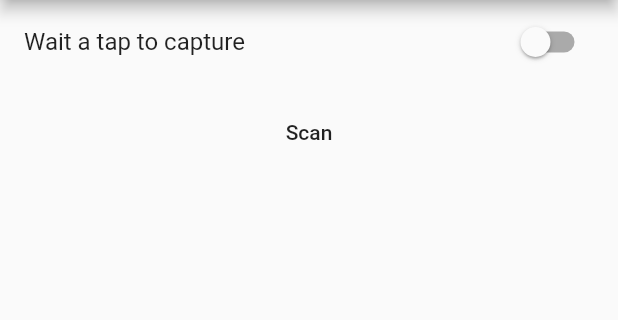
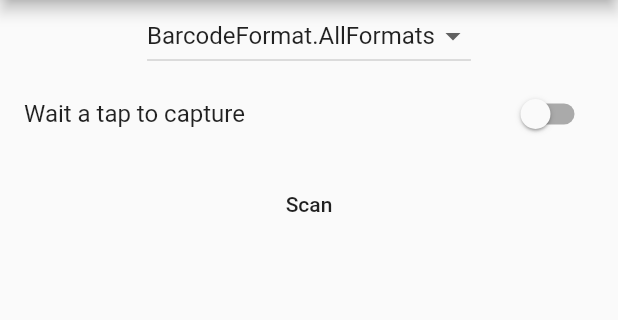
Before and after one commit to ethras/flutter_barcode_scanner, a Flutter app: the screen it shows after launch, on a phone screen of 412 x 824 dp, the part 84-404 px from its top. Run offline on Flutter 3.47's test engine with Material 2 defaults, Android fonts, the light colour scheme and no system bars.

Commit message:
Android : select format

```diff
--- a/example/lib/main.dart
+++ b/example/lib/main.dart
@@ -5,17 +5,17 @@ import 'package:flutter/material.dart';
 import 'package:flutter/services.dart';
 
 void main() {
-  runApp(new MyApp());
+  runApp(MyApp());
 }
 
 class MyApp extends StatefulWidget {
   @override
-  _MyAppState createState() => new _MyAppState();
+  _MyAppState createState() => _MyAppState();
 }
 
 class _MyAppState extends State<MyApp> {
   String barcode = "";
-  ScanOptions scanOptions = new ScanOptions();
+  ScanOptions scanOptions = ScanOptions();
 
   @override
   initState() {
@@ -24,27 +24,37 @@ class _MyAppState extends State<MyApp> {
 
   @override
   Widget build(BuildContext context) {
-    return new MaterialApp(
-      home: new Scaffold(
-          appBar: new AppBar(
-            title: new Text('Barcode Scanner Example'),
+    return MaterialApp(
+      home: Scaffold(
+          appBar: AppBar(
+            title: Text('Barcode Scanner Example'),
           ),
-          body: new Center(
-            child: new Column(
+          body: Center(
+            child: Column(
               children: <Widget>[
-                new SwitchListTile(
-                  title: new Text("Wait a tap to capture"),
+                DropdownButton(
+                    value: scanOptions.formats[0],
+                    items: BarcodeFormat.values.map((format) {
+                      return DropdownMenuItem<BarcodeFormat>(
+                          child: Text(format.toString()), value: format);
+                    }).toList(),
+                    onChanged: (format) {
+                      setState(() {
+                        scanOptions.formats = [format];
+                      });
+                    }),
+                SwitchListTile(
+                  title: Text("Wait a tap to capture"),
                   value: scanOptions.waitTap,
                   onChanged: (value) => setState(() {
-                    scanOptions.waitTap = !scanOptions.waitTap;
-                  }),
+                        scanOptions.waitTap = !scanOptions.waitTap;
+                      }),
                 ),
-                new Container(
-                  child: new MaterialButton(
-                      onPressed: scan, child: new Text("Scan")),
+                Container(
+                  child: MaterialButton(onPressed: scan, child: Text("Scan")),
                   padding: const EdgeInsets.all(8.0),
                 ),
-                new Text(barcode),
+                Text(barcode),
               ],
             ),
           )),
--- a/lib/barcode_scan.dart
+++ b/lib/barcode_scan.dart
@@ -10,6 +10,24 @@ class Barcode {
     value = map["value"];
     format = map["format"];
   }
+}
+
+//-----------------------
+// Format
+
+enum BarcodeFormat {
+  AllFormats,
+  QrCode,
+}
+
+String barcodeFormatToString(BarcodeFormat format) {
+  switch (format) {
+    case BarcodeFormat.AllFormats:
+      return "ALL_FORMATS";
+    case BarcodeFormat.QrCode:
+      return "QR_CODE";
+  }
+  return "ALL_FORMATS";
 }
 
 class BarcodeScanner {
@@ -28,9 +46,14 @@ class BarcodeScanner {
 
 class ScanOptions {
   bool waitTap = false;
+  List<BarcodeFormat> formats = [BarcodeFormat.AllFormats];
 
   Map<String, dynamic> toMap() {
-    Map<String, dynamic> arguments = {'waitTap': waitTap};
+    Map<String, dynamic> arguments = {
+      'waitTap': waitTap,
+      'formats':
+          formats.map((format) => barcodeFormatToString(format)).toList(),
+    };
     return arguments;
   }
 }
```
Also changed, not shown: 2 other files.
